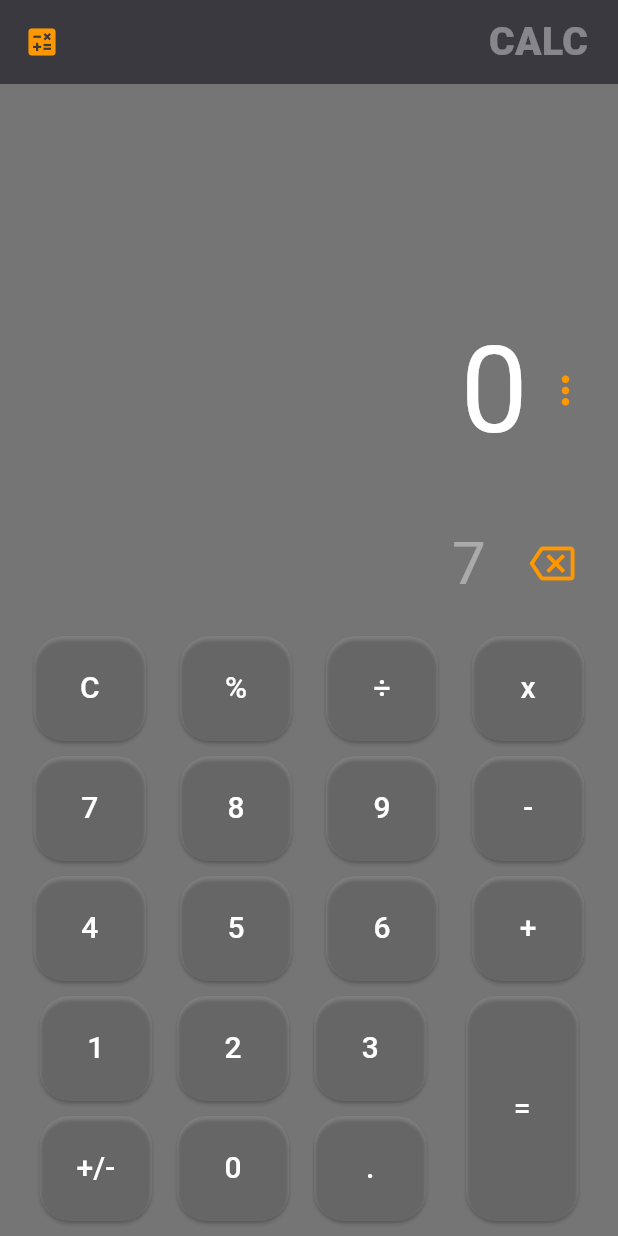
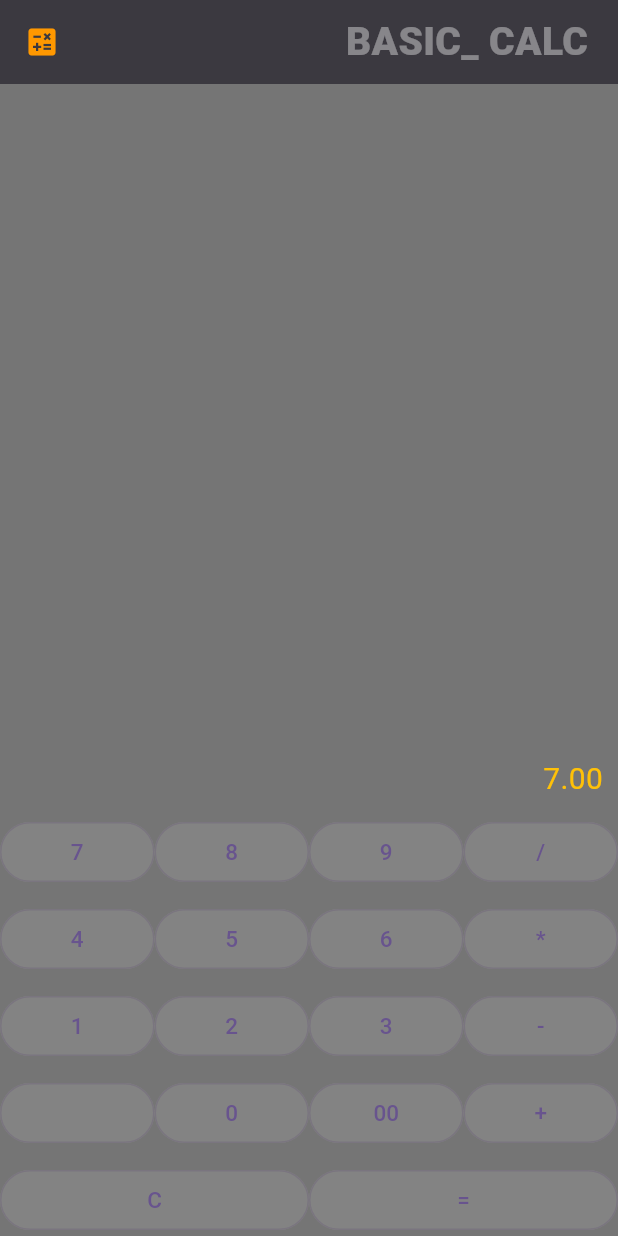
Before and after one commit to ngchungtu/flutter-calc, a Flutter app: the screen it shows after launch, after a tap on an icon or button, on a phone screen of 412 x 824 dp. Run offline on Flutter 3.47's test engine with Material 3 defaults, Android fonts, the phone set to English and light mode, and no system bars; our stand-ins replace math_expressions.

Commit message:
update Calc basic

```diff
--- /dev/null
+++ b/lib/components/CalcBasicView.dart
@@ -0,0 +1,192 @@
+// ignore_for_file: unused_field
+
+import 'package:flutter/material.dart';
+
+class CalcBasicView extends StatefulWidget {
+  const CalcBasicView({Key? key}) : super(key: key);
+
+  @override
+  _CalcBasicViewState createState() => _CalcBasicViewState();
+}
+
+class _CalcBasicViewState extends State<CalcBasicView> {
+  double num_1 = 0.0, num_2 = 0.0;
+  String result = "0";
+  String _result = "0";
+  String expression = ""; //phép tính
+
+  void calcHandleClicked(String btnText) {
+    if (btnText == "C") {
+      _result = "0";
+      num_1 = 0.0;
+      num_2 = 0.0;
+      expression = "";
+    } else if (btnText == "+" ||
+        btnText == "-" ||
+        btnText == "*" ||
+        btnText == "/") {
+      num_1 = double.parse(result);
+      print('result_: $result');
+      expression = btnText;
+      _result = "0";
+    } else if (btnText == '=') {
+      num_2 = double.parse(result);
+      print('num_2: $num_2');
+      switch (expression) {
+        case "+":
+          _result = (num_1 + num_2).toString();
+          break;
+        case "-":
+          _result = (num_1 - num_2).toString();
+          break;
+        case "*":
+          _result = (num_1 * num_2).toString();
+          break;
+        case "/":
+          if (num_2 == 0) {
+            _result = "Error!";
+          } else {
+            _result = (num_1 / num_2).toString();
+          }
+          break;
+        default:
+          _result = "0";
+          break;
+      }
+      num_1 = 0.0;
+      num_2 = 0.0;
+      expression = "";
+    } else {
+      _result += btnText;
+    }
+
+    setState(() {
+      // if (result == "") {
+      //   return;
+      // } else {
+      //   result = double.parse(_result).toStringAsFixed(2);
+      // }
+      result != "" ? result = double.parse(_result).toStringAsFixed(2) : "";
+    });
+  }
+
+  Widget customOutlineButton(String value) {
+    return Expanded(
+      child: OutlinedButton(
+        onPressed: () => calcHandleClicked(value),
+        style: OutlinedButton.styleFrom(
+          backgroundColor: Colors.white10,
+        ),
+        child: Text(
+          value,
+          style: const TextStyle(fontSize: 15),
+        ),
+      ),
+    );
+  }
+
+  @override
+  Widget build(BuildContext context) {
+    return Scaffold(
+      backgroundColor: Colors.black54,
+      appBar: AppBar(
+        elevation: 6,
+        backgroundColor: Colors.black54,
+        leading: const Icon(
+          Icons.calculate,
+          color: Colors.orange,
+        ),
+        actions: const [
+          Padding(
+            padding: EdgeInsets.all(0),
+            child: Text(
+              'BASIC_ CALC',
+              style: TextStyle(
+                  color: Colors.white38,
+                  fontWeight: FontWeight.w800,
+                  fontSize: 26),
+            ),
+          ),
+          SizedBox(
+            width: 20,
+          ),
+        ],
+      ),
+      body: SafeArea(
+        child: Column(
+          mainAxisAlignment: MainAxisAlignment.end,
+          children: [
+            Expanded(
+              child: Container(
+                alignment: Alignment.bottomRight,
+                padding: const EdgeInsets.all(10),
+                child: Text(
+                  result,
+                  style: const TextStyle(
+                    fontSize: 20,
+                    color: Colors.amber,
+                  ),
+                ),
+              ),
+            ),
+            Row(
+              mainAxisAlignment: MainAxisAlignment.spaceEvenly,
+              children: [
+                customOutlineButton('7'),
+                customOutlineButton('8'),
+                customOutlineButton('9'),
+                customOutlineButton('/'),
+              ],
+            ),
+            const SizedBox(
+              height: 10,
+            ),
+            Row(
+              mainAxisAlignment: MainAxisAlignment.spaceEvenly,
+              children: [
+                customOutlineButton('4'),
+                customOutlineButton('5'),
+                customOutlineButton('6'),
+                customOutlineButton('*'),
+              ],
+            ),
+            const SizedBox(
+              height: 10,
+            ),
+            Row(
+              mainAxisAlignment: MainAxisAlignment.spaceEvenly,
+              children: [
+                customOutlineButton('1'),
+                customOutlineButton('2'),
+                customOutlineButton('3'),
+                customOutlineButton('-'),
+              ],
+            ),
+            const SizedBox(
+              height: 10,
+            ),
+            Row(
+              mainAxisAlignment: MainAxisAlignment.spaceEvenly,
+              children: [
+                customOutlineButton(''),
+                customOutlineButton('0'),
+                customOutlineButton('00'),
+                customOutlineButton('+'),
+              ],
+            ),
+            const SizedBox(
+              height: 10,
+            ),
+            Row(
+              mainAxisAlignment: MainAxisAlignment.spaceEvenly,
+              children: [
+                customOutlineButton('C'),
+                customOutlineButton('='),
+              ],
+            ),
+          ],
+        ),
+      ),
+    );
+  }
+}
--- a/lib/components/CalcView.dart
+++ b/lib/components/CalcView.dart
@@ -104,6 +104,7 @@ class _CalcViewState extends State<CalcView> {
           child: Column(
         mainAxisAlignment: MainAxisAlignment.end,
         children: [
+          //result row
           Align(
             alignment: Alignment.bottomRight,
             child: SingleChildScrollView(
@@ -165,6 +166,7 @@ class _CalcViewState extends State<CalcView> {
               ),
             ),
           ),
+          //end result row
           //row 1
           Row(
             mainAxisAlignment: MainAxisAlignment.spaceEvenly,
--- a/lib/main.dart
+++ b/lib/main.dart
@@ -1,3 +1,4 @@
+import 'package:calc_app/components/CalcBasicView.dart';
 import 'package:calc_app/components/CalcView.dart';
 import 'package:flutter/material.dart';
 
@@ -18,7 +19,11 @@ class MyApp extends StatelessWidget {
         colorScheme: ColorScheme.fromSeed(seedColor: Colors.deepPurple),
         useMaterial3: true,
       ),
-      home: const CalcView(),
+      //calc _ver1
+      // home: const CalcView(),
+
+      //calc _ver basic
+      home: const CalcBasicView(),
     );
   }
 }
```
